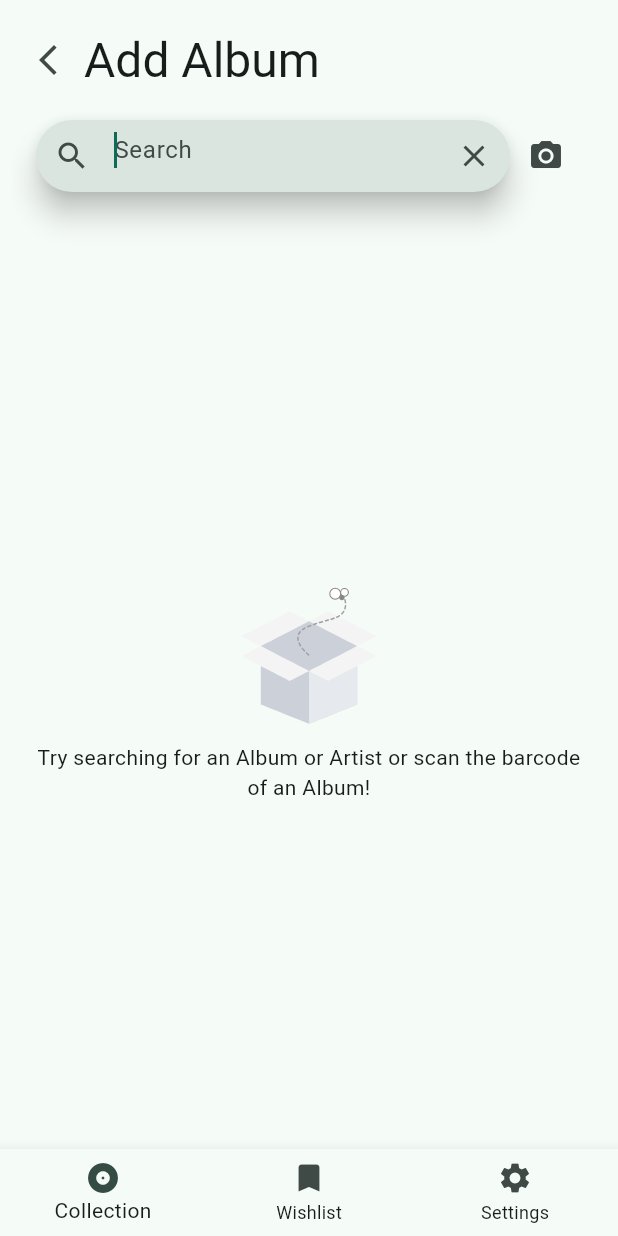
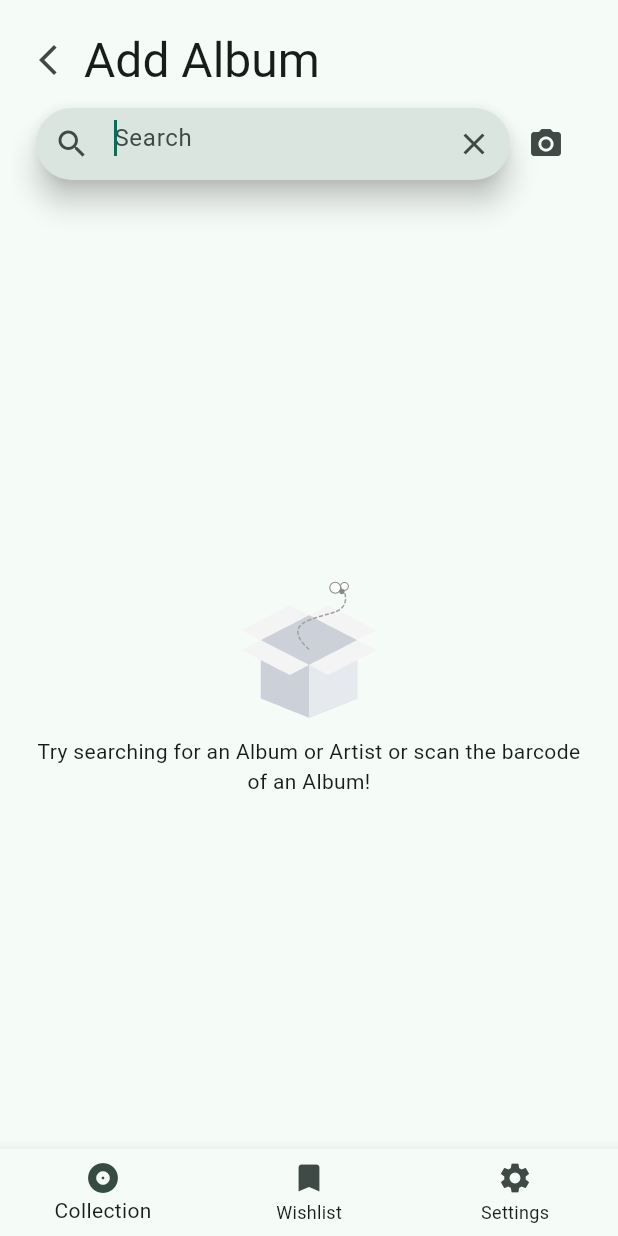
Before and after one commit to JoStrecker/CD-Organizer, a Flutter app: the ScannerScreen screen opened by its route, on a phone screen of 412 x 824 dp. Run offline on Flutter 3.47's test engine with Material 2 defaults, Android fonts, the phone set to English and light mode, and no system bars; our stand-ins replace bloc, dio, dynamic_color, easy_localization, envied, equatable and 9 more; missing offline and left inert: flutter_barcode_scanner, image_network, mobile_scanner; accounts and stored records are empty; generated files the repository leaves out were written again; project files that could hold a hidden picture were left out.

Commit message:
removed unused imports

```diff
--- a/lib/core/router.dart
+++ b/lib/core/router.dart
@@ -1,5 +1,4 @@
 import 'package:music_collection/core/route_info.dart';
-import 'package:music_collection/feature/albums/domain/album.dart';
 import 'package:music_collection/feature/dashboard/ui/dashboard_screen.dart';
 import 'package:music_collection/feature/details/ui/detail_screen.dart';
 import 'package:music_collection/feature/error/ui/error_screen.dart';
--- a/lib/feature/albums/domain/album.dart
+++ b/lib/feature/albums/domain/album.dart
@@ -1,5 +1,3 @@
-import 'dart:io';
-
 import 'package:flutter/foundation.dart';
 import 'package:music_collection/feature/albums/domain/track.dart';
 import 'package:music_collection/generated/assets.dart';
--- a/lib/feature/details/ui/detail_screen.dart
+++ b/lib/feature/details/ui/detail_screen.dart
@@ -1,4 +1,3 @@
-import 'package:music_collection/feature/albums/domain/album.dart';
 import 'package:music_collection/feature/details/application/detail_bloc.dart';
 import 'package:music_collection/feature/details/ui/widgets/detail_loaded_screen.dart';
 import 'package:music_collection/feature/details/ui/widgets/detail_loaded_screen_landscape.dart';
--- a/lib/feature/results/application/result_bloc.dart
+++ b/lib/feature/results/application/result_bloc.dart
@@ -1,7 +1,5 @@
 import 'package:bloc/bloc.dart';
 import 'package:flutter/foundation.dart';
-import 'package:http/http.dart' as http;
-import 'package:image_network/image_network.dart';
 import 'package:music_collection/core/domain/errors/music_collection_error.dart';
 import 'package:music_collection/core/domain/errors/unknown_server_error.dart';
 import 'package:music_collection/feature/albums/domain/album.dart';
--- a/lib/feature/scanner/ui/scanner.dart
+++ b/lib/feature/scanner/ui/scanner.dart
@@ -1,7 +1,6 @@
 import 'package:music_collection/core/ui/dismiss_keyboard.dart';
 import 'package:music_collection/core/ui/search_bar.dart';
 import 'package:music_collection/feature/scanner/application/scanner_bloc.dart';
-import 'package:music_collection/feature/scanner/ui/barcode_scanner.dart';
 import 'package:easy_localization/easy_localization.dart';
 import 'package:flutter/material.dart';
 import 'package:flutter_barcode_scanner/flutter_barcode_scanner.dart';
--- a/lib/feature/scanner/ui/scanner_screen.dart
+++ b/lib/feature/scanner/ui/scanner_screen.dart
@@ -32,7 +32,7 @@ class ScannerScreen extends StatelessWidget {
                 children: [
                   BackBar(ctx: context, text: 'addAlbum'.tr()),
                   const SizedBox(
-                    height: 16,
+                    height: 8,
                   ),
                   const Scanner(
                     autofocus: true,
@@ -54,7 +54,7 @@ class ScannerScreen extends StatelessWidget {
                 children: [
                   BackBar(ctx: context, text: 'addAlbum'.tr()),
                   const SizedBox(
-                    height: 16,
+                    height: 8,
                   ),
                   const Scanner(
                     autofocus: false,
@@ -72,7 +72,7 @@ class ScannerScreen extends StatelessWidget {
                 children: [
                   BackBar(ctx: context, text: 'addAlbum'.tr()),
                   const SizedBox(
-                    height: 16,
+                    height: 8,
                   ),
                   const Scanner(
                     autofocus: true,
--- a/pubspec.yaml
+++ b/pubspec.yaml
@@ -16,8 +16,8 @@ dependencies:
   path_provider: ^2.0.14
   easy_localization: ^3.0.1
   flutter_bloc: ^8.1.2
-  get_it: ^7.2.0
-  go_router: ^6.5.7
+  get_it: ^7.3.0
+  go_router: ^6.5.8
   google_fonts: ^4.0.3
   url_launcher: ^6.1.10
   equatable: ^2.0.5
@@ -30,6 +30,7 @@ dependencies:
   http: ^0.13.5
   flutter_barcode_scanner: ^2.0.0
   dynamic_color: ^1.6.3
+  material_color_utilities: ^0.2.0
   envied: ^0.3.0
   flutter_svg: ^2.0.5
   mobile_scanner: ^3.2.0
```
Also changed, not shown: pubspec.lock, 1 other file.
